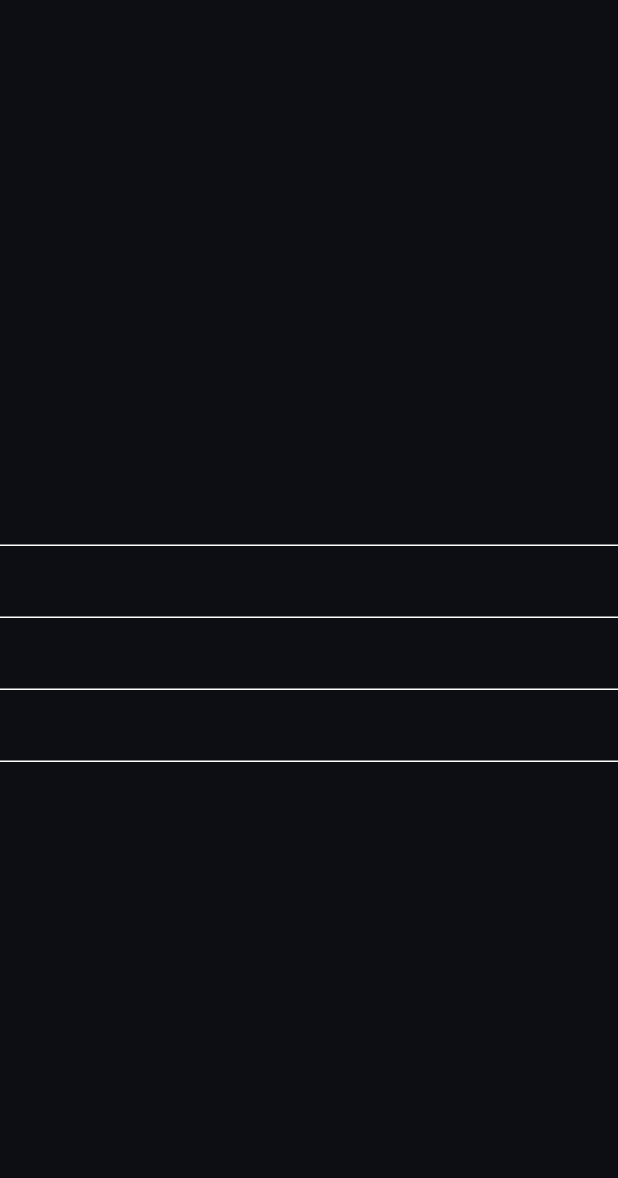
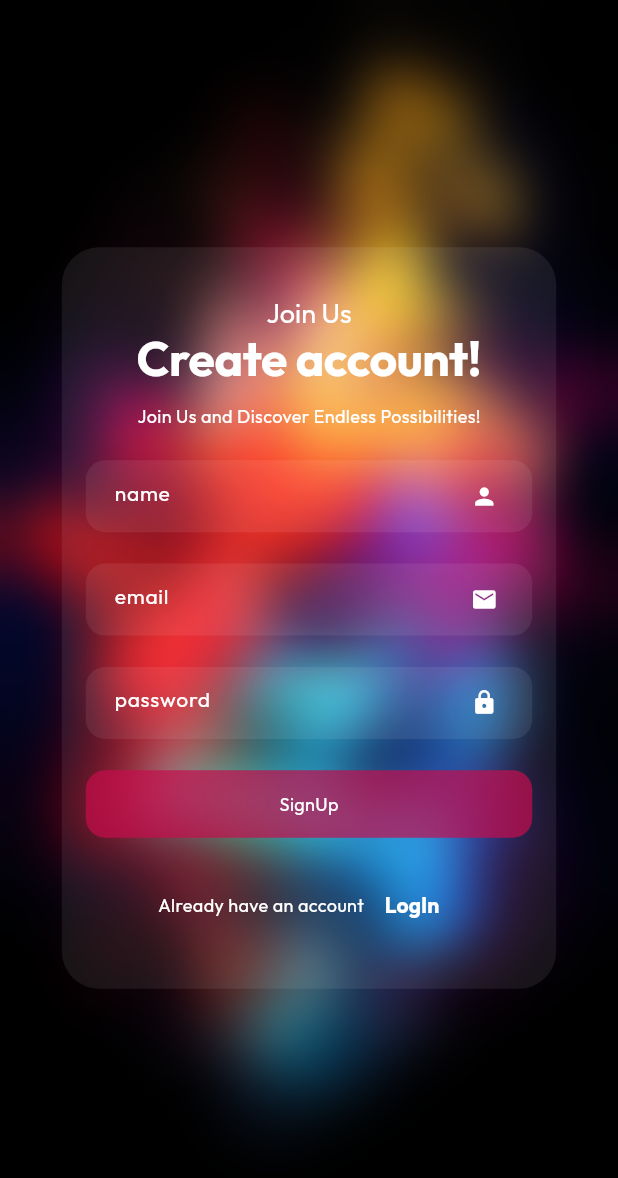
Before and after one commit to nareshved/wallpeezer, a Flutter app: the SignupPage screen opened directly, on a phone screen of 412 x 824 dp. Shown: the top 1178 px of the screen. Run offline on Flutter 3.47's test engine with Material 3 defaults, Android fonts, the phone set to English and light mode, and no system bars; our stand-ins replace cloud_firestore, firebase_auth, firebase_core, flutter_bloc, shared_preferences; accounts and stored records are empty.

Commit message:
login or signup added by me before gpt

```diff
--- /dev/null
+++ b/lib/data/bloc/user_register/register_bloc.dart
@@ -0,0 +1,51 @@
+import 'package:wallpeezer/data/bloc/user_register/register_events.dart';
+import 'package:wallpeezer/data/bloc/user_register/register_states.dart';
+import 'package:flutter_bloc/flutter_bloc.dart';
+import 'package:wallpeezer/data/firebase/firebase_provider.dart';
+
+class RegisterUserBloc extends Bloc<RegisterUserEvents, RegisterUserStates> {
+  FirebaseHelper firebaseHelper;
+  RegisterUserBloc({required this.firebaseHelper}) : super(UserInitialState()) {
+    on<CreateUserEvent>(
+      (event, emit) async {
+        emit(UserLoadingState());
+
+        try {
+          await firebaseHelper.createUser(
+              userModel: event.userModel, password: event.password);
+
+          emit(UserLoadedState());
+        } catch (e) {
+          emit(UserErrorState(errorMsg: e.toString()));
+        }
+      },
+    );
+
+    on<LoginUserEvent>(
+      (event, emit) async {
+        emit(UserLoadingState());
+
+        try {
+          await firebaseHelper.authenticateUser(
+              userEmail: event.userEmail, userPass: event.userPassword);
+
+          emit(UserLoadedState());
+        } catch (e) {
+          emit(UserErrorState(errorMsg: e.toString()));
+        }
+      },
+    );
+
+    on<LogOutUserEvent>(
+      (event, emit) async {
+        emit(UserLoadingState());
+
+        try {
+          await firebaseHelper.logOutMe();
+        } catch (e) {
+          emit(UserErrorState(errorMsg: e.toString()));
+        }
+      },
+    );
+  }
+}
--- /dev/null
+++ b/lib/data/bloc/user_register/register_events.dart
@@ -0,0 +1,20 @@
+import 'package:wallpeezer/domain/models/register/user_model.dart';
+
+abstract class RegisterUserEvents {}
+
+class CreateUserEvent extends RegisterUserEvents {
+  UserModel userModel;
+  String password;
+
+  CreateUserEvent({required this.password, required this.userModel});
+}
+
+class LoginUserEvent extends RegisterUserEvents {
+  String userEmail, userPassword;
+
+  LoginUserEvent({required this.userEmail, required this.userPassword});
+}
+
+class LogOutUserEvent extends RegisterUserEvents {
+// logout from firebase and prefs
+}
--- /dev/null
+++ b/lib/data/bloc/user_register/register_states.dart
@@ -0,0 +1,13 @@
+abstract class RegisterUserStates {}
+
+class UserInitialState extends RegisterUserStates {}
+
+class UserLoadingState extends RegisterUserStates {}
+
+class UserLoadedState extends RegisterUserStates {}
+
+class UserErrorState extends RegisterUserStates {
+  final String errorMsg;
+
+  UserErrorState({required this.errorMsg});
+}
--- /dev/null
+++ b/lib/data/firebase/firebase_provider.dart
@@ -0,0 +1,100 @@
+import 'dart:developer';
+
+import 'package:firebase_auth/firebase_auth.dart';
+import 'package:cloud_firestore/cloud_firestore.dart';
+
+import 'package:wallpeezer/domain/models/register/user_model.dart';
+import 'package:shared_preferences/shared_preferences.dart';
+
+class FirebaseHelper {
+  static final firebaseAuth = FirebaseAuth.instance;
+  static final firebaseFireStore = FirebaseFirestore.instance;
+
+  static const String collectionUser = "users";
+  // static const String collectionChat = "chats";
+  // static const String collectionMSG = "messages";
+
+//   static final userId = firebaseAuth.currentUser!.uid;
+//   static final userId = FirebaseAuth.instance.currentUser!.uid;
+  static final logOut = FirebaseAuth.instance.signOut();
+
+  // prefs keys
+  static const String prefsKey = "isLogin";
+
+  Future<void> createUser(
+      {required UserModel userModel, required String password}) async {
+    /// create user in firestore
+    try {
+      UserCredential credential =
+          await firebaseAuth.createUserWithEmailAndPassword(
+              email: userModel.email, password: password);
+
+      if (credential.user != null) {
+        firebaseFireStore
+            .collection(collectionUser)
+            .doc(credential.user!.uid)
+            .set(userModel.toDoc())
+            .then(
+          (value) {
+            log("Create User Details Saved to toc");
+          },
+        ).onError(
+          (error, stackTrace) {
+            log("catch error in firebase onError firebaseProvider : $error");
+            throw Exception("Error: $error");
+          },
+        );
+      }
+    } on FirebaseException catch (e) {
+      log("Error: $e");
+
+      if (e.code == 'weak-password') {
+        throw Exception("The password provided is too weak.");
+      } else if (e.code == 'email-already-in-use') {
+        throw Exception("The account already exists for that email");
+      }
+    } catch (e) {
+      log("user not created and not saved to firebase collection and catch block executed");
+    }
+  }
+
+  Future<void> authenticateUser({
+    required String userEmail,
+    required String userPass,
+    // required BuildContext context
+  }) async {
+    try {
+      final UserCredential credential = await firebaseAuth
+          .signInWithEmailAndPassword(email: userEmail, password: userPass);
+
+      if (credential.user != null) {
+        var prefs = await SharedPreferences.getInstance();
+        prefs.setString(prefsKey, credential.user!.uid);
+        // Navigator.pushReplacement(
+        //     context,
+        //     MaterialPageRoute(
+        //       builder: (context) => const HomePage(),
+        //     ));
+      }
+    } on FirebaseException catch (e) {
+      if (e.code == 'user-not-found') {
+        throw Exception("No user found for that email.");
+      } else if (e.code == 'wrong-password') {
+        throw Exception("Wrong password provided for that user.");
+      }
+
+      throw Exception("Wrong Email or password please check");
+    } catch (e) {
+      log("user login failed error ${e.toString()}");
+    }
+  }
+
+  Future<void> logOutMe() async {
+    // logout from prefs
+    var prefs = await SharedPreferences.getInstance();
+    prefs.setString(prefsKey, "");
+
+    // logout from firebase
+    await firebaseAuth.signOut();
+  }
+}
--- /dev/null
+++ b/lib/domain/models/register/user_model.dart
@@ -0,0 +1,29 @@
+class UserModel {
+  String email, password, name;
+  // userId
+
+
+  UserModel(
+      {
+        // required this.userId,
+      required this.email,
+      required this.password,
+      required this.name});
+
+  factory UserModel.fromDoc(Map<String, dynamic> doc) {
+    return UserModel(
+        // userId: doc["userId"],
+        email: doc["email"],
+        password: doc["password"],
+        name: doc["name"]);
+  }
+
+  Map<String, dynamic> toDoc() {
+    return {
+      // "userId": userId,
+      "email": email,
+      "password": password,
+      "name": name
+    };
+  }
+}
--- a/lib/repository/pages/signup_page.dart
+++ b/lib/repository/pages/signup_page.dart
@@ -1,19 +1,212 @@
+import 'dart:developer';
+import 'dart:ui';
+
 import 'package:flutter/material.dart';
+import 'package:flutter_bloc/flutter_bloc.dart';
+import 'package:wallpeezer/data/bloc/user_register/register_events.dart';
+import 'package:wallpeezer/data/bloc/user_register/register_states.dart';
+import 'package:wallpeezer/repository/pages/login_page.dart';
+
+import '../../data/bloc/user_register/register_bloc.dart';
+import '../../domain/app_constants/app_images.dart';
+import '../../domain/app_constants/app_taglines.dart';
+import '../../domain/models/register/user_model.dart';
+import '../widgets/button/new_button.dart';
+import '../widgets/textfield/mytext_field.dart';
 
 class SignupPage extends StatelessWidget {
-  const SignupPage({super.key});
+  SignupPage({super.key});
+
+  final TextEditingController nameController = TextEditingController();
+  final TextEditingController emailController = TextEditingController();
+  final TextEditingController passController = TextEditingController();
+
+  final mSignUpKey = GlobalKey<FormState>();
 
   @override
   Widget build(BuildContext context) {
-    return const Scaffold(
-      body: Column(
-        mainAxisAlignment: MainAxisAlignment.center,
-        children: [
-          TextField(),
-          TextField(),
-          TextField(),
-          TextField(),
-        ],
+    final isPage = MediaQuery.sizeOf(context);
+    return Scaffold(
+      body: SafeArea(
+        child: Stack(
+          children: [
+            Image.asset(
+              AppImages.loginImg,
+              width: isPage.width,
+              height: isPage.height,
+              fit: BoxFit.cover,
+            ),
+            BackdropFilter(
+              filter: ImageFilter.blur(sigmaX: 19, sigmaY: 19),
+              child: Center(
+                child: Container(
+                  padding: const EdgeInsets.all(11),
+                  decoration: BoxDecoration(
+                    borderRadius: BorderRadius.circular(25),
+                    color: Colors.white.withAlpha(19),
+                  ),
+                  width: isPage.width * 0.8,
+                  height: isPage.height * 0.6,
+                  child: Form(
+                    key: mSignUpKey,
+                    child: Column(
+                      mainAxisAlignment: MainAxisAlignment.spaceEvenly,
+                      //   crossAxisAlignment: CrossAxisAlignment.start,
+                      children: [
+                        Column(
+                          children: [
+                            Text(
+                              "Join Us",
+                              style: Theme.of(context).textTheme.headlineSmall,
+                            ),
+                            Text(
+                              "Create account!",
+                              style: Theme.of(context).textTheme.displayLarge,
+                            ),
+                            SizedBox(
+                              height: isPage.height * 0.015,
+                            ),
+                            Text(
+                              AppTaglines.signupNo1,
+                              style: Theme.of(context).textTheme.bodyMedium,
+                            ),
+                          ],
+                        ),
+                        MytextField(
+                          validator: (value) {
+                            if (value!.isEmpty) {
+                              return "Enter Name is required";
+                            }
+                            return null;
+                          },
+                          controllerName: nameController,
+                          keyboardType: TextInputType.name,
+                          txtIcon: const Icon(
+                            Icons.person,
+                            size: 18,
+                          ),
+                          obscrure: false,
+                          hintTxt: "name",
+                        ),
+                        MytextField(
+                          validator: (value) {
+                            const pattern =
+                                r'^(([^<>()[\]\\.,;:\s@\"]+(\.[^<>()[\]\\.,;:\s@\"]+)*)|(\".+\"))@((\[[0-9]{1,3}\.[0-9]{1,3}\.[0-9]{1,3}\.[0-9]{1,3}\])|(([a-zA-Z\-0-9]+\.)+[a-zA-Z]{2,}))$';
+
+                            final regExp = RegExp(pattern);
+
+                            if (value!.isEmpty) {
+                              return "Email can't be empty!";
+                            } else if (!regExp.hasMatch(value)) {
+                              return "Please enter a valid email!";
+                            }
+                            return null;
+                          },
+                          controllerName: emailController,
+                          keyboardType: TextInputType.emailAddress,
+                          txtIcon: const Icon(
+                            Icons.mail,
+                            size: 18,
+                          ),
+                          obscrure: false,
+                          hintTxt: "email",
+                        ),
+                        MytextField(
+                          validator: (value) {
+                            if (value!.length <= 7) {
+                              return "Length should be greater than 7";
+                            }
+                            return null;
+                          },
+                          keyboardType: TextInputType.visiblePassword,
+                          txtIcon: const Icon(
+                            Icons.lock,
+                            size: 18,
+                          ),
+                          controllerName: passController,
+                          obscrure: true,
+                          hintTxt: "password",
+                        ),
+                        BlocConsumer<RegisterUserBloc, RegisterUserStates>(
+                            listener: (context, state) {
+                          if (state is UserErrorState) {
+                            ScaffoldMessenger.of(context).showSnackBar(
+                                SnackBar(content: Text(state.errorMsg)));
+                          }
+
+                          if (state is UserLoadedState) {
+                            Navigator.pushReplacement(
+                                context,
+                                MaterialPageRoute(
+                                  builder: (context) => LoginPage(),
+                                ));
+                          }
+                        }, builder: (context, state) {
+                          return NewButton(
+                            btnName: "SignUp",
+                            onTap: () {
+                              if (mSignUpKey.currentState!.validate()) {
+                                String email = emailController.text.trim();
+                                String password = passController.text.trim();
+                                String name = nameController.text.trim();
+
+                                if (emailController.text.isNotEmpty &&
+                                    nameController.text.isNotEmpty &&
+                                    passController.text.isNotEmpty) {
+                                  var newUser = UserModel(
+                                      // userId: FirebaseHelper.prefsKey,
+                                      name: name,
+                                      email: email,
+                                      password: password);
+
+                                  log("saved model signup : $newUser");
+
+                                  // log("userId in signup page : ${FirebaseHelper.userId}");
+
+                                  BlocProvider.of<RegisterUserBloc>(context)
+                                      .add(CreateUserEvent(
+                                          password: password,
+                                          userModel: newUser));
+                                }
+
+                                // else {
+                                //   ScaffoldMessenger.of(context).showSnackBar(
+                                //       const SnackBar(
+                                //           content:
+                                //               Text("fill all required fields")));
+                                // }
+
+                                /// if
+                              }
+                            },
+                          );
+                        }),
+                        Row(
+                          mainAxisAlignment: MainAxisAlignment.center,
+                          children: [
+                            const Text("Already have an account"),
+                            TextButton(
+                                onPressed: () {
+                                  Navigator.push(
+                                      context,
+                                      MaterialPageRoute(
+                                        builder: (context) => LoginPage(),
+                                      ));
+                                },
+                                child: const Text(
+                                  "LogIn",
+                                  style: TextStyle(color: Colors.white),
+                                ))
+                          ],
+                        )
+                      ],
+                    ),
+                  ),
+                ),
+              ),
+            ),
+          ],
+        ),
       ),
     );
   }
--- a/lib/repository/widgets/login/button/new_button.dart
+++ b/lib/repository/widgets/button/new_button.dart
@@ -1,10 +1,12 @@
 import 'package:flutter/material.dart';
 
 class NewButton extends StatelessWidget {
-  const NewButton({super.key, required this.btnName, required this.onTap});
+  const NewButton(
+      {super.key, required this.btnName, required this.onTap, this.btnWidget});
 
   final String btnName;
   final VoidCallback onTap;
+  final Widget? btnWidget;
 
   @override
   Widget build(BuildContext context) {
@@ -18,10 +20,11 @@ class NewButton extends StatelessWidget {
             borderRadius: BorderRadius.circular(13),
             color: Theme.of(context).colorScheme.primary.withOpacity(0.7)),
         child: Center(
-            child: Text(
-          btnName,
-          style: Theme.of(context).textTheme.bodyMedium,
-        )),
+            child: btnWidget ??
+                Text(
+                  btnName,
+                  style: Theme.of(context).textTheme.bodyMedium,
+                )),
       ),
     );
   }
--- a/lib/repository/widgets/login/textfield/mytext_field.dart
+++ b/lib/repository/widgets/textfield/mytext_field.dart
@@ -3,6 +3,7 @@ import 'package:flutter/material.dart';
 class MytextField extends StatelessWidget {
   MytextField(
       {super.key,
+      required this.validator,
       required this.controllerName,
       this.obscureSign,
       this.hintTxt,
@@ -16,6 +17,7 @@ class MytextField extends StatelessWidget {
   final String? hintTxt;
   final Icon txtIcon;
   final TextInputType keyboardType;
+  String? Function(String?)? validator;
 
   @override
   Widget build(BuildContext context) {
@@ -27,7 +29,8 @@ class MytextField extends StatelessWidget {
       ),
       child: Padding(
         padding: const EdgeInsets.symmetric(horizontal: 8.0),
-        child: TextField(
+        child: TextFormField(
+          validator: validator,
           keyboardType: keyboardType,
           autocorrect: true,
           obscureText: obscrure,
--- a/pubspec.yaml
+++ b/pubspec.yaml
@@ -35,6 +35,12 @@ dependencies:
   # The following adds the Cupertino Icons font to your application.
   # Use with the CupertinoIcons class for iOS style icons.
   cupertino_icons: ^1.0.8
+  shared_preferences: ^2.4.0
+  firebase_core: ^3.10.1
+  firebase_auth: ^5.4.1
+  cloud_firestore: ^5.6.2
+  flutter_bloc: ^9.0.0
+  intl: ^0.20.2
 
 dev_dependencies:
   flutter_test:
```
Also changed, not shown: lib/main.dart (+15 -5 lines), lib/repository/pages/homepage.dart (+11 -0 lines), lib/repository/pages/login_page.dart (+97 -8 lines), lib/repository/pages/splash_page.dart (+15 -6 lines), firebase.json (added), lib/firebase_options.dart (added), pubspec.lock, 6 other files.
